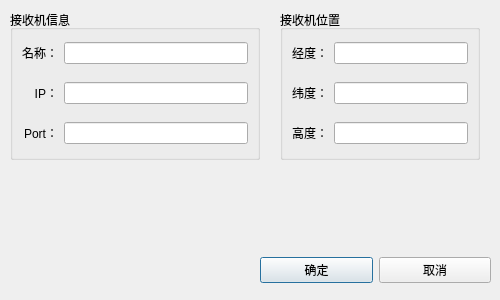
The window that widget/dialog/modify_receiver_dialog.ui (yanghang8612/SMAMMainUI) describes before a commit, drawn with Qt 5.
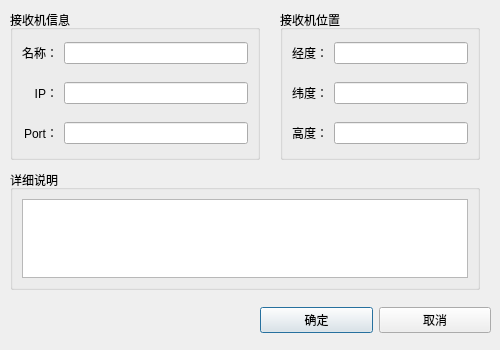
The same window after the commit.

The edit to the form file:
```diff
--- a/widget/dialog/modify_receiver_dialog.ui
+++ b/widget/dialog/modify_receiver_dialog.ui
@@ -10,7 +10,7 @@
     <x>0</x>
     <y>0</y>
     <width>500</width>
-    <height>300</height>
+    <height>350</height>
    </rect>
   </property>
   <widget class="QGroupBox" name="groupBox">
@@ -134,7 +134,7 @@
    <property name="geometry">
     <rect>
      <x>260</x>
-     <y>250</y>
+     <y>300</y>
      <width>231</width>
      <height>41</height>
     </rect>
@@ -165,6 +165,24 @@
     </item>
    </layout>
   </widget>
+  <widget class="QGroupBox" name="verticalGroupBox">
+   <property name="geometry">
+    <rect>
+     <x>10</x>
+     <y>170</y>
+     <width>470</width>
+     <height>120</height>
+    </rect>
+   </property>
+   <property name="title">
+    <string>详细说明</string>
+   </property>
+   <layout class="QVBoxLayout" name="verticalLayout_3">
+    <item>
+     <widget class="QTextEdit" name="receiverDetailEdit"/>
+    </item>
+   </layout>
+  </widget>
  </widget>
  <resources/>
  <connections/>
```
